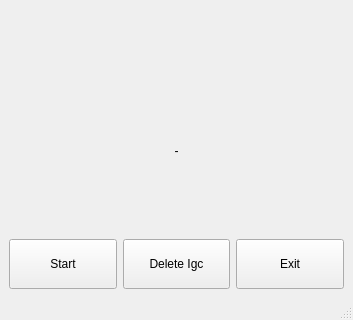
The window that mainwindow.ui (takyonxxx/XcVario) describes before a commit, drawn with Qt 5; both pictures show x 0 to 353 and y 280 to 600 of the 353 by 600 pixel window.
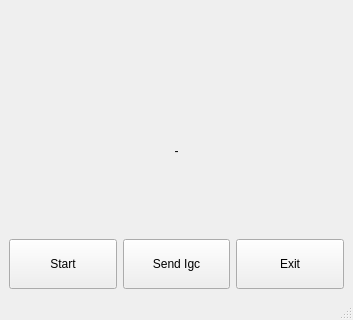
The same window after the commit.

What changed in the file:
```diff
--- a/mainwindow.ui
+++ b/mainwindow.ui
@@ -79,7 +79,7 @@
          </size>
         </property>
         <property name="text">
-         <string>Delete Igc</string>
+         <string>Send Igc</string>
         </property>
        </widget>
       </item>
```
